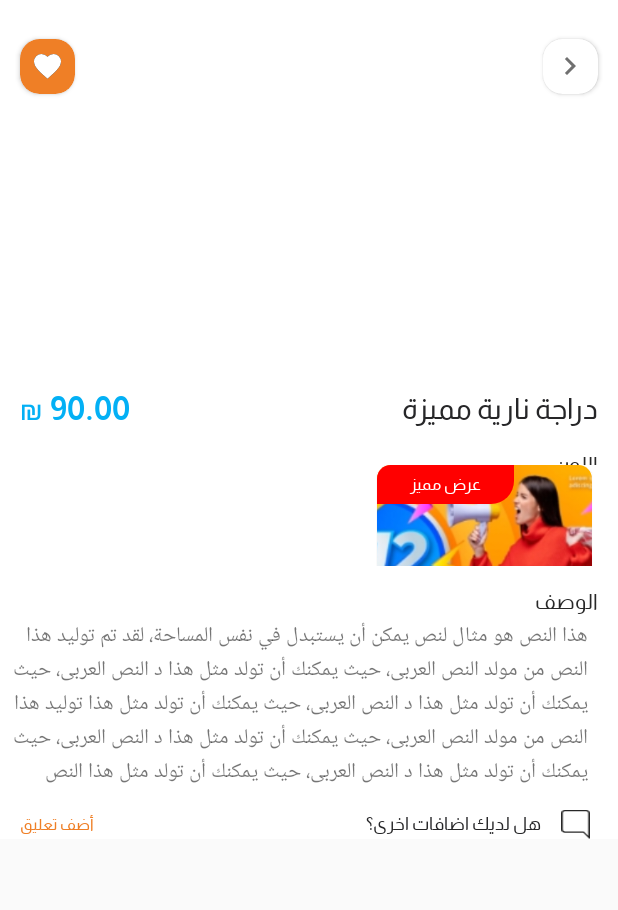
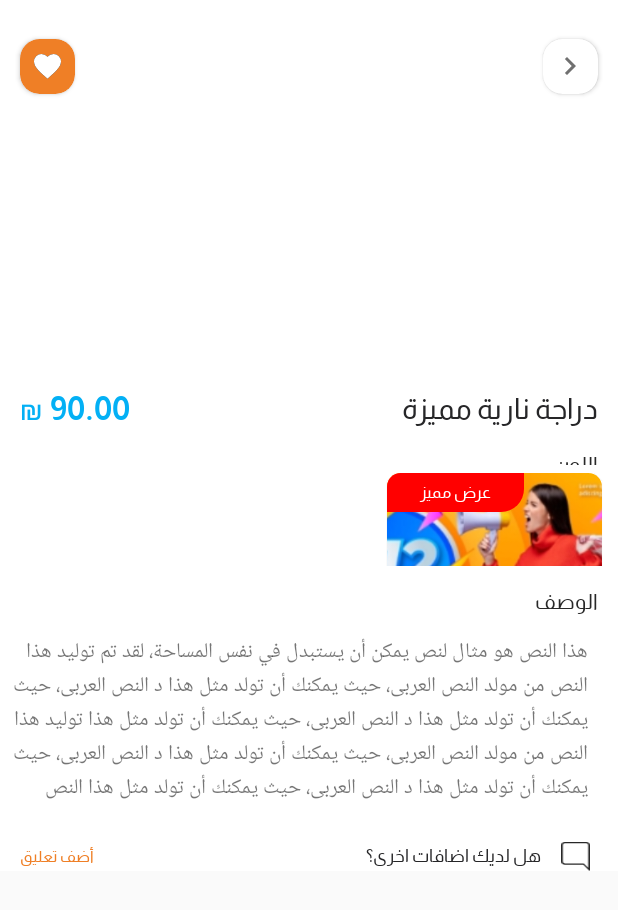
Before and after one commit to AhmedAlHelou5/store_app_pro_1, an Android app: the layout activity_details.xml on its own in the app's theme, with its tools: preview values and no code run, on a phone screen of 412 x 824 dp. Shown: the top 910 px of the screen. Run offline under Robolectric (Android 15) with nearby library versions, the phone set to English and light mode, and no system bars.

Commit message:
DetailsActivity  dont intent  xml

```diff
--- a/app/src/main/java/com/ahmed/store_app_pro_1/ui/adapters/SliderAdapter.java
+++ b/app/src/main/java/com/ahmed/store_app_pro_1/ui/adapters/SliderAdapter.java
@@ -14,10 +14,10 @@ import com.ahmed.store_app_pro_1.ui.models.SliderImageHomeModel;
 import java.util.ArrayList;
 
 public class SliderAdapter extends PagerAdapter {
-    ArrayList<SliderImageHomeModel> images;
+    ArrayList<Integer> images;
 
 
-    public SliderAdapter(ArrayList<SliderImageHomeModel> images) {
+    public SliderAdapter(ArrayList<Integer> images) {
         this.images = images;
     }
 
@@ -38,7 +38,7 @@ public class SliderAdapter extends PagerAdapter {
     @Override
     public Object instantiateItem(@NonNull ViewGroup container, int position) {
         CustomItemImgaeSliderHomeFragmentBinding binding = CustomItemImgaeSliderHomeFragmentBinding.inflate(LayoutInflater.from(container.getContext()));
-        binding.imageView1.setImageResource(images.get(position).getImage());
+        binding.imageView1.setImageResource(images.get(position));
         container.addView(binding.getRoot());
 
         return binding.getRoot();
--- a/app/src/main/res/drawable-v24/bg_tab_details_product_selected.xml
+++ b/app/src/main/res/drawable-v24/bg_tab_details_product_selected.xml
@@ -1,6 +1,6 @@
 <?xml version="1.0" encoding="utf-8"?>
 <shape android:shape="rectangle" xmlns:android="http://schemas.android.com/apk/res/android">
 <solid android:color="@color/secondary_color"></solid>
-    <corners android:radius="@dimen/_15sdp"></corners>
+    <corners android:radius="@dimen/_12sdp"></corners>
 
 </shape>
--- a/app/src/main/res/drawable/bg_tab_details_product.xml
+++ b/app/src/main/res/drawable/bg_tab_details_product.xml
@@ -1,6 +1,6 @@
 <?xml version="1.0" encoding="utf-8"?>
 <shape android:shape="rectangle" xmlns:android="http://schemas.android.com/apk/res/android">
 <solid android:color="@color/bg_tab_details_color"></solid>
-    <corners android:radius="@dimen/_15sdp"></corners>
+    <corners android:radius="@dimen/_12sdp"></corners>
 
 </shape>
--- a/app/src/main/res/layout/activity_details.xml
+++ b/app/src/main/res/layout/activity_details.xml
@@ -1,33 +1,31 @@
 <?xml version="1.0" encoding="utf-8"?>
-<androidx.coordinatorlayout.widget.CoordinatorLayout android:layout_width="match_parent"
+<ScrollView xmlns:android="http://schemas.android.com/apk/res/android"
+    xmlns:app="http://schemas.android.com/apk/res-auto"
+    xmlns:tools="http://schemas.android.com/tools"
+    android:layout_width="match_parent"
     android:layout_height="match_parent"
-    xmlns:tools="http://schemas.android.com/tools"
     app:layout_constraintBottom_toTopOf="@+id/bottom_navigation"
     app:layout_constraintEnd_toEndOf="parent"
     app:layout_constraintStart_toStartOf="parent"
     app:layout_constraintTop_toBottomOf="@+id/appBarLayout"
-    xmlns:app="http://schemas.android.com/apk/res-auto"
-    tools:context=".ui.activites.details.DetailsActivity"
-    xmlns:android="http://schemas.android.com/apk/res/android">
+    tools:context=".ui.activites.details.DetailsActivity">
 
-        <androidx.constraintlayout.widget.ConstraintLayout
-            xmlns:android="http://schemas.android.com/apk/res/android"
+        <androidx.constraintlayout.widget.ConstraintLayout xmlns:android="http://schemas.android.com/apk/res/android"
             xmlns:app="http://schemas.android.com/apk/res-auto"
             xmlns:tools="http://schemas.android.com/tools"
             android:layout_width="match_parent"
-            android:layoutDirection="rtl"
             android:layout_height="match_parent"
-            >
+            android:layoutDirection="rtl">
 
 
                 <androidx.cardview.widget.CardView
                     android:id="@+id/cardView_back"
                     android:layout_width="@dimen/_28sdp"
                     android:layout_height="@dimen/_28sdp"
+                    android:layout_marginTop="@dimen/_20sdp"
+                    android:layout_marginRight="@dimen/_10sdp"
                     app:cardBackgroundColor="@color/white"
                     app:cardCornerRadius="@dimen/_10sdp"
-                    android:layout_marginTop="@dimen/_20sdp"
-                    android:layout_marginRight="@dimen/_10sdp"
                     app:layout_constraintStart_toStartOf="@+id/view_pager"
                     app:layout_constraintTop_toTopOf="@+id/view_pager">
 
@@ -48,10 +46,10 @@
                     android:id="@+id/cardView_like"
                     android:layout_width="@dimen/_28sdp"
                     android:layout_height="@dimen/_28sdp"
+                    android:layout_marginLeft="@dimen/_10sdp"
+                    android:layout_marginTop="@dimen/_20sdp"
                     app:cardBackgroundColor="@color/secondary_color"
                     app:cardCornerRadius="@dimen/_10sdp"
-                    android:layout_marginTop="@dimen/_20sdp"
-                    android:layout_marginLeft="@dimen/_10sdp"
                     app:layout_constraintEnd_toEndOf="parent"
                     app:layout_constraintTop_toTopOf="parent">
 
@@ -60,6 +58,7 @@
                             android:layout_height="wrap_content"
                             android:layout_gravity="center"
                             android:src="@drawable/like"
+                            android:id="@+id/icon_like"
 
 
                             />
@@ -79,7 +78,7 @@
 
                 <com.google.android.material.tabs.TabLayout
                     android:id="@+id/tab_layout"
-                    android:layout_width="@dimen/_150sdp"
+                    android:layout_width="@dimen/_140sdp"
                     android:layout_height="@dimen/_20sdp"
                     android:layout_gravity="bottom|center"
                     android:layout_marginBottom="@dimen/_40sdp"
@@ -91,8 +90,7 @@
                     app:tabGravity="center"
 
                     app:tabIndicatorHeight="0dp"
-                    app:tabPadding="@dimen/_1sdp"
-                    />
+                    app:tabPadding="@dimen/_1sdp" />
 
 
                 <LinearLayout
@@ -118,6 +116,7 @@
                             android:layoutDirection="rtl">
 
                                 <TextView
+                                    android:id="@+id/tv_title"
                                     android:layout_width="wrap_content"
                                     android:layout_height="wrap_content"
                                     android:layout_gravity="center"
@@ -141,7 +140,7 @@
                                     android:layoutDirection="rtl">
 
                                         <TextView
-                                            android:id="@+id/new_price"
+                                            android:id="@+id/tv_price"
                                             android:layout_width="wrap_content"
                                             android:layout_height="wrap_content"
                                             android:fontFamily="@font/almarai_bold"
@@ -169,7 +168,6 @@
                             android:layout_width="match_parent"
                             android:layout_height="@dimen/_60sdp"
                             android:layout_marginTop="@dimen/_7sdp"
-                            android:layout_marginRight="@dimen/_10sdp"
                             android:orientation="vertical"
                             android:weightSum="2">
 
@@ -178,6 +176,7 @@
                                     android:layout_width="match_parent"
                                     android:layout_height="wrap_content"
                                     android:layout_weight="1"
+                                    android:layout_marginRight="@dimen/_10sdp"
                                     android:fontFamily="@font/almarai_regular"
                                     android:gravity="center|right"
                                     android:text="@string/tv_color"
@@ -191,6 +190,9 @@
                                     android:layout_height="wrap_content"
                                     android:layout_weight="1"
                                     android:layoutDirection="rtl"
+                                    android:layout_marginTop="@dimen/_4sdp"
+                                    android:layout_marginRight="@dimen/_5sdp"
+
                                     android:orientation="horizontal"
                                     tools:listitem="@layout/custom_offers_item_home_fragment" />
 
@@ -221,6 +223,7 @@
                                     android:layout_height="wrap_content"
                                     android:ellipsize="end"
                                     android:lineHeight="@dimen/_12sdp"
+                                    android:layout_marginVertical="@dimen/_8sdp"
                                     android:paddingHorizontal="@dimen/_5sdp"
                                     android:scrollbars="vertical"
                                     android:text="@string/description_text_dummy"
@@ -307,36 +310,37 @@
                     android:layout_width="match_parent"
                     android:layout_height="wrap_content"
                     android:layout_marginTop="@dimen/_15sdp"
+                    android:orientation="vertical"
                     app:layout_constraintEnd_toEndOf="parent"
                     app:layout_constraintStart_toStartOf="parent"
-                    app:layout_constraintTop_toBottomOf="@+id/linearLayout7"
-                    android:orientation="vertical">
+                    app:layout_constraintTop_toBottomOf="@+id/linearLayout7">
 
 
                         <com.google.android.material.tabs.TabLayout
                             android:id="@+id/tabs_categories"
-                            app:tabSelectedTextColor="@color/white"
-                            app:tabTextColor="@color/black"
-                            app:tabMode="scrollable"
-                            app:tabIndicatorHeight="0dp"
-
-                            android:layout_marginHorizontal="@dimen/_5sdp"
-                            android:layout_gravity="center"
-                            app:tabBackground="@drawable/tab_products_details_selector"
                             android:layout_width="match_parent"
                             android:layout_height="@dimen/_35sdp"
-                            app:tabPaddingStart="@dimen/_5sdp"
-                            app:tabPaddingEnd="@dimen/_5sdp"
+                            android:layout_gravity="center"
+                            android:layout_marginHorizontal="@dimen/_5sdp"
                             app:layout_constraintEnd_toEndOf="parent"
                             app:layout_constraintStart_toStartOf="parent"
-                            app:layout_constraintTop_toBottomOf="@+id/linearLayout7" />
+                            app:layout_constraintTop_toBottomOf="@+id/linearLayout7"
+                            app:tabBackground="@drawable/tab_products_details_selector"
+                            app:tabIndicatorHeight="0dp"
+                            app:tabMode="scrollable"
+                            app:tabTextAppearance="@style/customfontstyle"
+                            app:tabPaddingEnd="@dimen/_5sdp"
+                            app:tabPaddingStart="@dimen/_5sdp"
+
+                            app:tabSelectedTextColor="@color/white"
+                            app:tabTextColor="@color/black" />
 
                         <androidx.viewpager2.widget.ViewPager2
                             android:id="@+id/pager_products"
                             android:layout_width="match_parent"
-                            android:layout_height="@dimen/_200sdp"
+                            android:layout_height="wrap_content"
+                            android:screenReaderFocusable="true"
                             app:layout_constraintEnd_toEndOf="parent"
-                            android:screenReaderFocusable="true"
                             app:layout_constraintHorizontal_bias="0.0"
                             app:layout_constraintStart_toStartOf="parent"
                             app:layout_constraintTop_toBottomOf="@+id/tabs_categories">
@@ -347,12 +351,6 @@
                 </LinearLayout>
 
 
-
-
-
-
-
-
         </androidx.constraintlayout.widget.ConstraintLayout>
 
-</androidx.coordinatorlayout.widget.CoordinatorLayout>
+</ScrollView>
--- a/app/src/main/res/layout/custom_color_item__product_detail_screen.xml
+++ b/app/src/main/res/layout/custom_color_item__product_detail_screen.xml
@@ -2,7 +2,7 @@
 <LinearLayout android:id="@+id/color_item"
     android:layout_width="@dimen/_28sdp"
     android:layout_height="@dimen/_28sdp"
-    android:layout_marginHorizontal="@dimen/_5sdp"
+    android:layout_marginHorizontal="@dimen/_4sdp"
     xmlns:android="http://schemas.android.com/apk/res/android"
     android:orientation="horizontal" >
 
--- a/app/src/main/res/values/themes.xml
+++ b/app/src/main/res/values/themes.xml
@@ -110,6 +110,10 @@
 
     </style>
 
+    <style name="customfontstyle" parent="@android:style/TextAppearance.Small">
+        <item name="android:fontFamily">@font/almarai_regular</item>
+        <item name="android:textSize">@dimen/_9ssp</item>
+    </style>
 
     <!--    <style name="CustomActionBarTheme" parent="Theme.Store_app_pro_1">-->
 <!--        <item name="android:windowActionBarOverlay">true</item>-->
```
Also changed, not shown: app/src/main/AndroidManifest.xml (+4 -5 lines), app/src/main/java/com/ahmed/store_app_pro_1/Utils.java (+78 -50 lines), app/src/main/java/com/ahmed/store_app_pro_1/ui/activites/details/DetailsActivity.java (+94 -6 lines), app/src/main/java/com/ahmed/store_app_pro_1/ui/activites/home/home_fragment/HomeFragment.java (+34 -4 lines), app/src/main/java/com/ahmed/store_app_pro_1/ui/adapters/ColorProductRvAdapter.java (+9 -6 lines), app/src/main/java/com/ahmed/store_app_pro_1/ui/adapters/PopularHomeAdapter.java (+16 -6 lines), app/src/main/java/com/ahmed/store_app_pro_1/ui/models/ProductModel.java (+10 -10 lines), app/src/main/res/drawable/like_fill.xml (added, +16 -0 lines).
